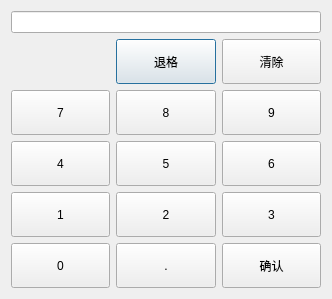
Old version of the form virtualNumberKeyboard/VirtualKeyboard.ui in the repository urielyan/sunDemon.
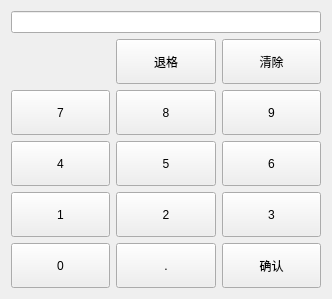
New version of the form.

```diff
--- a/virtualNumberKeyboard/VirtualKeyboard.ui
+++ b/virtualNumberKeyboard/VirtualKeyboard.ui
@@ -1,7 +1,7 @@
 <?xml version="1.0" encoding="UTF-8"?>
 <ui version="4.0">
  <class>VirtualKeyboard</class>
- <widget class="QDialog" name="VirtualKeyboard">
+ <widget class="QWidget" name="VirtualKeyboard">
   <property name="geometry">
    <rect>
     <x>0</x>
```
Left out of the diff: 8 changed lines with no effect on the pictures.
